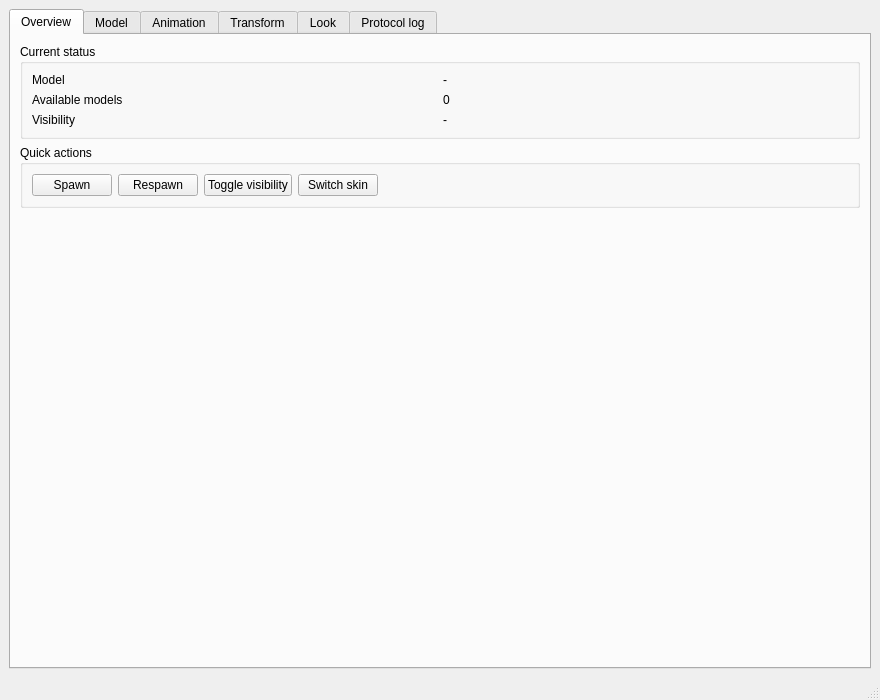
ad2248/DeskWaifu, file control/MainWindow.ui: the form before one commit.
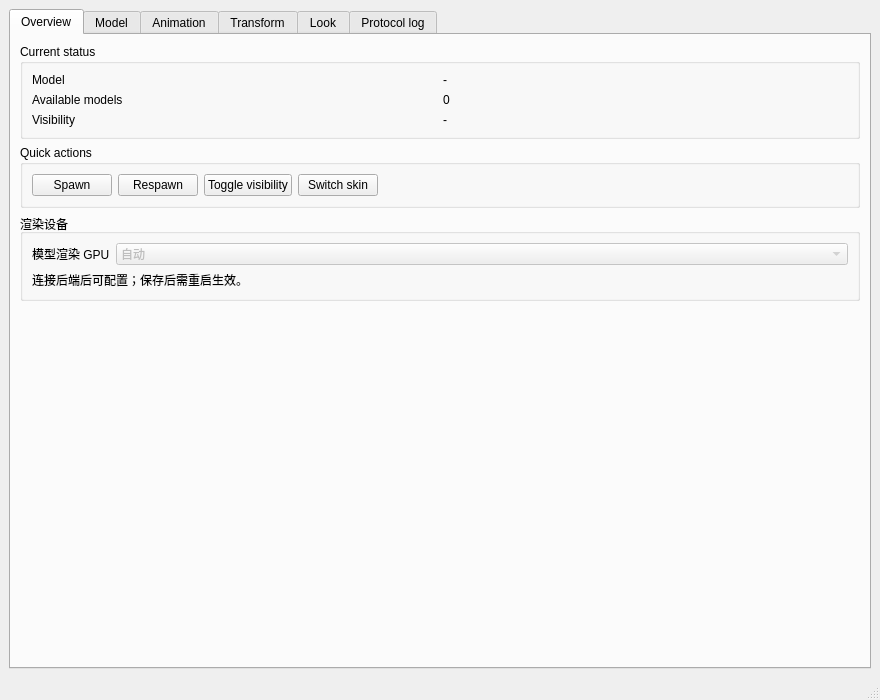
The form after the commit.

Commit message: feat(render): 支持独立渲染 GPU 选择与 GUI 配置

The edit to the form file:
```diff
--- a/control/MainWindow.ui
+++ b/control/MainWindow.ui
@@ -136,6 +136,35 @@
          </widget>
         </item>
         <item>
+          <widget class="QGroupBox" name="renderDeviceGroup">
+           <property name="title">
+            <string>渲染设备</string>
+           </property>
+           <layout class="QFormLayout" name="renderDeviceLayout">
+            <item row="0" column="0">
+             <widget class="QLabel" name="renderDeviceCaption">
+              <property name="text"><string>模型渲染 GPU</string></property>
+              <property name="buddy"><cstring>renderDeviceCombo</cstring></property>
+             </widget>
+            </item>
+            <item row="0" column="1">
+             <widget class="QComboBox" name="renderDeviceCombo">
+              <property name="enabled"><bool>false</bool></property>
+              <property name="toolTip"><string>保存后点击 Respawn 重启生效；命令行和环境变量的选择优先于配置。</string></property>
+              <item><property name="text"><string>自动</string></property></item>
+             </widget>
+            </item>
+            <item row="1" column="0" colspan="2">
+             <widget class="QLabel" name="renderDeviceStatus">
+              <property name="text"><string>连接后端后可配置；保存后需重启生效。</string></property>
+              <property name="wordWrap"><bool>true</bool></property>
+              <property name="textFormat"><enum>Qt::TextFormat::PlainText</enum></property>
+             </widget>
+            </item>
+           </layout>
+          </widget>
+         </item>
+         <item>
          <spacer name="overviewSpacer">
           <property name="orientation">
            <enum>Qt::Orientation::Vertical</enum>
```
The commit also changes 23 other files.
